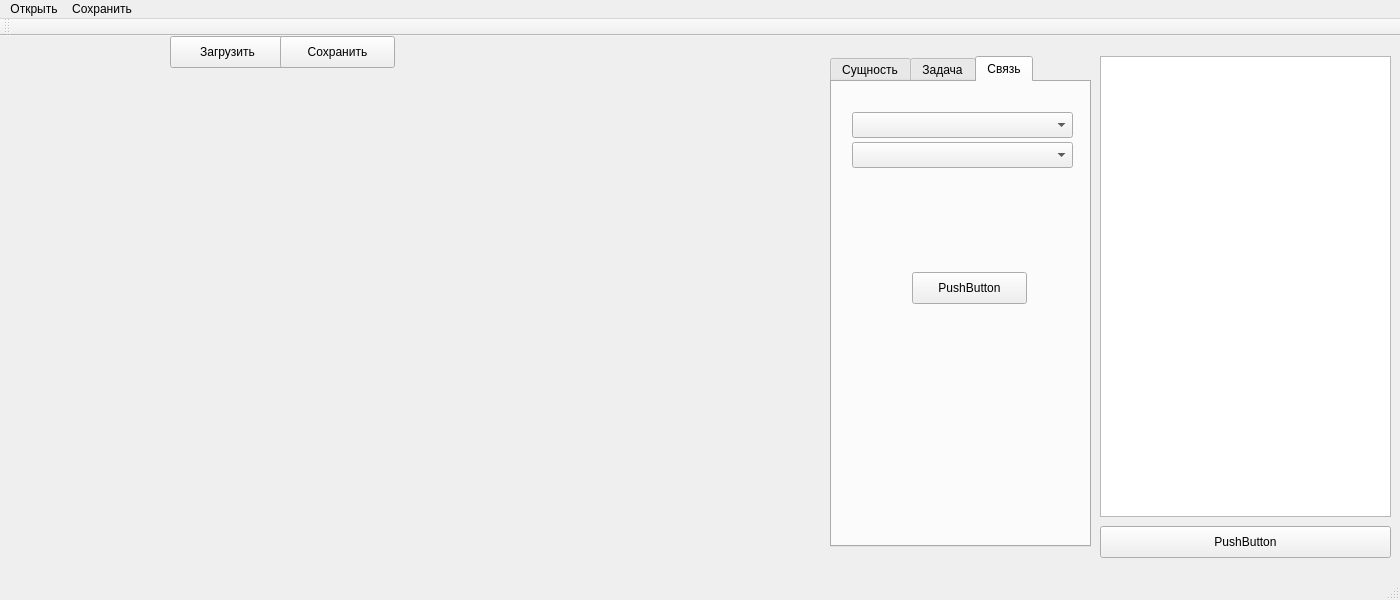
This is mainwindow.ui in farmatholin/mdp-sequence-0303 as Qt 5 draws it before an edit. The edited form follows.
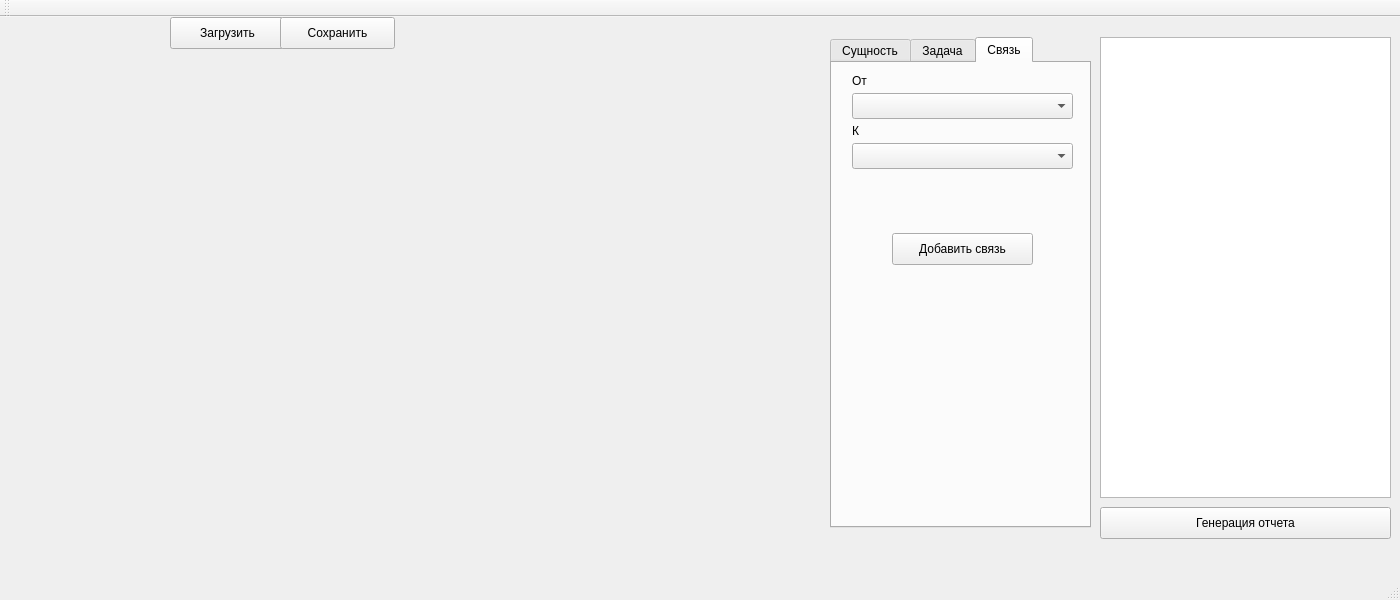
This is the edited form. The open tabs and pages were chosen to show the change. Icons and pictures are not drawn.

What changed in the file:
```diff
--- a/mainwindow.ui
+++ b/mainwindow.ui
@@ -298,7 +298,7 @@
       <property name="geometry">
        <rect>
         <x>20</x>
-        <y>60</y>
+        <y>80</y>
         <width>221</width>
         <height>26</height>
        </rect>
@@ -307,14 +307,40 @@
      <widget class="QPushButton" name="addSequenceButon">
       <property name="geometry">
        <rect>
-        <x>80</x>
-        <y>190</y>
-        <width>115</width>
+        <x>60</x>
+        <y>170</y>
+        <width>141</width>
         <height>32</height>
        </rect>
       </property>
       <property name="text">
-       <string>PushButton</string>
+       <string>Добавить связь</string>
+      </property>
+     </widget>
+     <widget class="QLabel" name="label_4">
+      <property name="geometry">
+       <rect>
+        <x>20</x>
+        <y>10</y>
+        <width>59</width>
+        <height>16</height>
+       </rect>
+      </property>
+      <property name="text">
+       <string>От</string>
+      </property>
+     </widget>
+     <widget class="QLabel" name="label_9">
+      <property name="geometry">
+       <rect>
+        <x>20</x>
+        <y>60</y>
+        <width>59</width>
+        <height>16</height>
+       </rect>
+      </property>
+      <property name="text">
+       <string>К</string>
       </property>
      </widget>
     </widget>
@@ -339,7 +365,7 @@
      </rect>
     </property>
     <property name="text">
-     <string>PushButton</string>
+     <string>Генерация отчета</string>
     </property>
    </widget>
    <widget class="QPushButton" name="loadButton">
@@ -369,28 +395,6 @@
     </property>
    </widget>
   </widget>
-  <widget class="QMenuBar" name="menuBar">
-   <property name="geometry">
-    <rect>
-     <x>0</x>
-     <y>0</y>
-     <width>1400</width>
-     <height>22</height>
-    </rect>
-   </property>
-   <widget class="QMenu" name="menu">
-    <property name="title">
-     <string>Открыть</string>
-    </property>
-   </widget>
-   <widget class="QMenu" name="menu_2">
-    <property name="title">
-     <string>Сохранить</string>
-    </property>
-   </widget>
-   <addaction name="menu"/>
-   <addaction name="menu_2"/>
-  </widget>
   <widget class="QToolBar" name="mainToolBar">
    <attribute name="toolBarArea">
     <enum>TopToolBarArea</enum>
```
Left out of the diff: 6 changed lines with no effect on the pictures.
